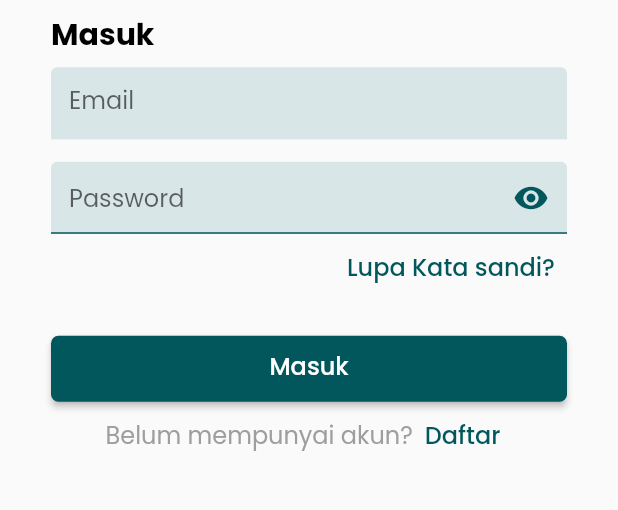
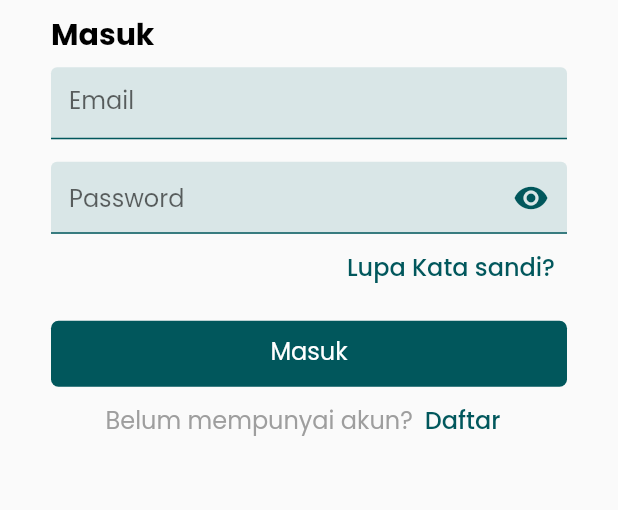
Before and after one commit to handiism/repo, a Flutter app: the screen it shows after launch, on a phone screen of 412 x 824 dp, the part 297-807 px from its top. Run offline on Flutter 3.47's test engine with Material 2 defaults, Android fonts, the phone set to English and light mode, and no system bars; our stand-ins replace get.

Commit message:
refactor: Nambah widget button
Nambah widget button. Buttons style yang di style.dart bisa dihapus pake widget yang udah dibuat

```diff
--- a/lib/views/pages/login_screen.dart
+++ b/lib/views/pages/login_screen.dart
@@ -3,9 +3,10 @@ import 'package:repo/core/constant/colors.dart';
 import 'package:repo/core/constant/assets.dart';
 import 'package:repo/core/routes.dart';
 import 'package:repo/core/utils/formatting.dart';
-import 'package:repo/core/utils/styles.dart';
-import 'package:repo/views/widgets/error_warning_message.dart';
+import 'package:repo/views/widgets/button_widget.dart';
 import 'package:get/get.dart';
+
+import '../widgets/error_warning_message_widget.dart';
 
 class LoginScreen extends StatefulWidget {
   const LoginScreen({super.key});
@@ -90,7 +91,7 @@ class _LoginScreenState extends State<LoginScreen> {
                     fillColor: hexToColor(ColorsRepo.secondaryColor),
                     enabledBorder: UnderlineInputBorder(
                       borderSide: BorderSide(
-                        color: hexToColor(ColorsRepo.secondaryColor),
+                        color: hexToColor(ColorsRepo.primaryColor),
                       ),
                     ),
                     focusedBorder: UnderlineInputBorder(
@@ -157,23 +158,17 @@ class _LoginScreenState extends State<LoginScreen> {
                   ],
                 ),
                 const SizedBox(
-                  height: 20,
+                  height: 10,
                 ),
-                SizedBox(
-                  height: 44,
-                  width: double.maxFinite,
-                  child: ElevatedButton(
-                    onPressed: () {
-                      nullHandler();
-                      emailHandler();
-                    },
-                    style: raisedButtonStyle(),
-                    child: const Text(
-                      'Masuk',
-                      style: TextStyle(
-                        fontSize: 16,
-                      ),
-                    ),
+                GestureDetector(
+                  onTap: () {
+                    nullHandler();
+                    emailHandler();
+                  },
+                  child: const ButtonWidget(
+                    text: 'Masuk',
+                    backgroundColor: ColorsRepo.primaryColor,
+                    changeTextColor: false,
                   ),
                 ),
                 Row(
--- /dev/null
+++ b/lib/views/widgets/button_widget.dart
@@ -0,0 +1,40 @@
+import 'package:flutter/material.dart';
+import 'package:repo/core/constant/colors.dart';
+import 'package:repo/core/utils/formatting.dart';
+
+class ButtonWidget extends StatelessWidget {
+  final String text;
+  final String backgroundColor;
+  final bool changeTextColor;
+  final double widthButton;
+  const ButtonWidget({
+    super.key,
+    required this.text,
+    this.changeTextColor = false,
+    required this.backgroundColor,
+    this.widthButton = double.maxFinite,
+  });
+
+  @override
+  Widget build(BuildContext context) {
+    return Container(
+      height: 44,
+      width: widthButton,
+      decoration: BoxDecoration(
+        color: hexToColor(backgroundColor),
+        borderRadius: const BorderRadius.all(Radius.circular(5)),
+      ),
+      child: Center(
+        child: Text(
+          text,
+          style: TextStyle(
+            fontSize: 16,
+            color: changeTextColor == false
+                ? Colors.white
+                : hexToColor(ColorsRepo.primaryColor),
+          ),
+        ),
+      ),
+    );
+  }
+}
--- a/pubspec.yaml
+++ b/pubspec.yaml
@@ -12,6 +12,8 @@ dependencies:
   get: ^4.6.5
   intl: ^0.17.0
   shared_preferences: ^2.0.15
+  firebase_auth:
+  firebase_core:
 
 dev_dependencies:
   flutter_test:
```
Also changed, not shown: lib/views/widgets/error_warning_message_widget.dart (renamed from lib/views/widgets/error_warning_message.dart), pubspec.lock, 1 other file.
